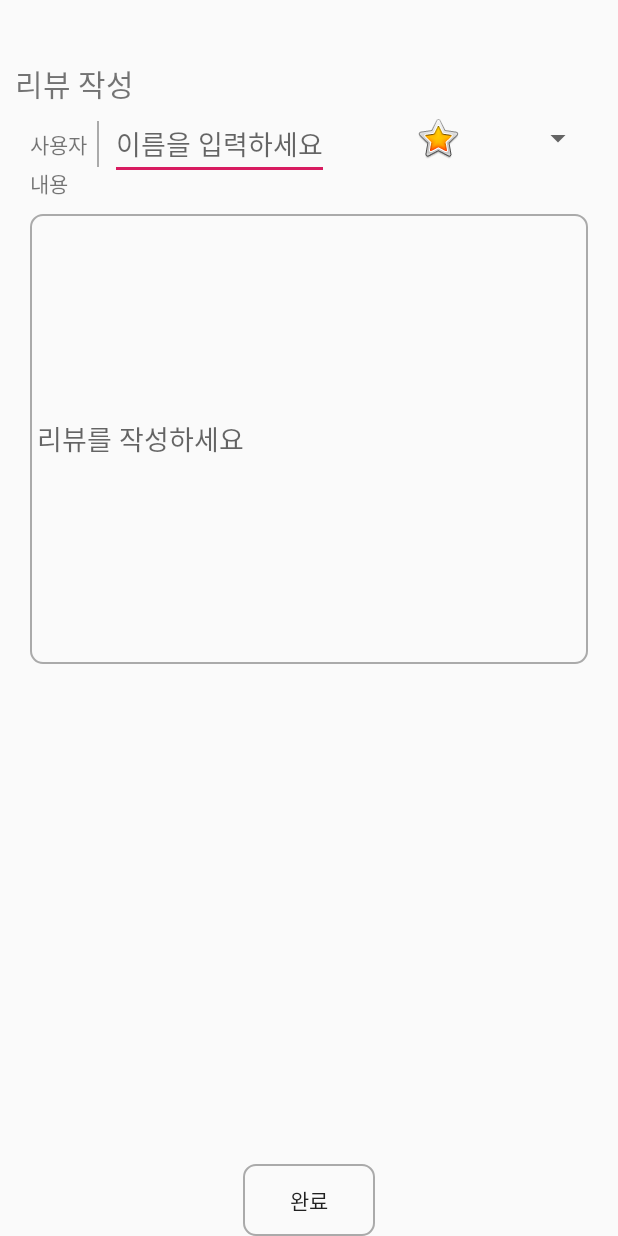
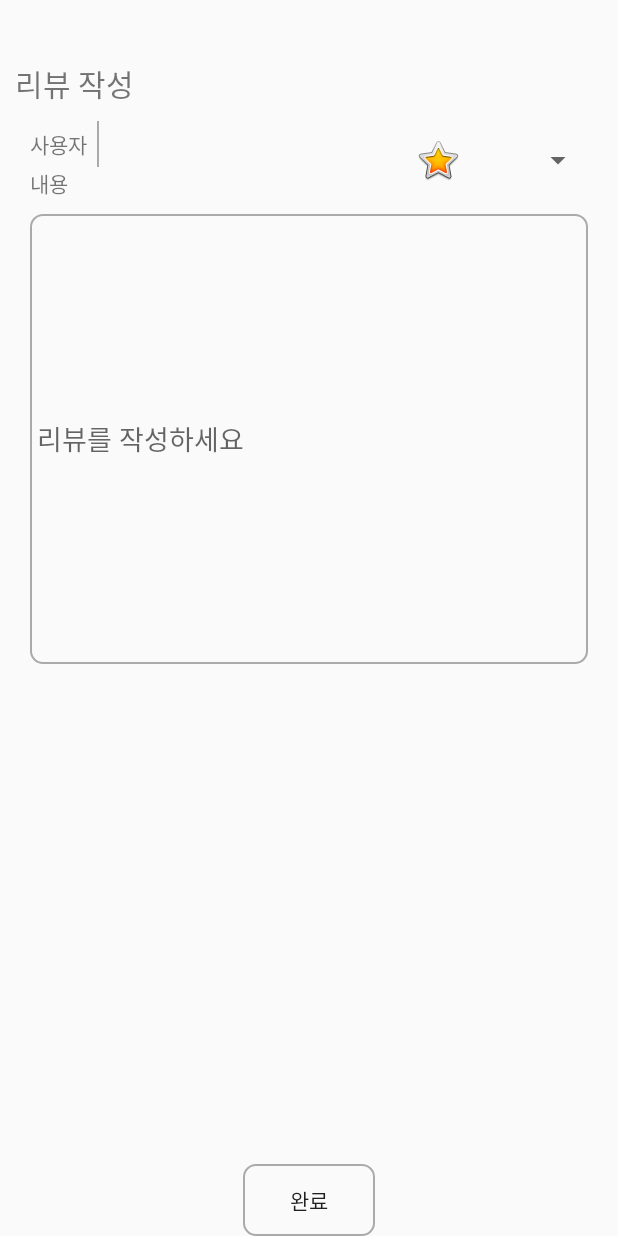
Before and after one commit to mobileappprogrammingproject/team9_project, an Android app: the ReviewActivity screen opened directly, with no data from a screen before it, on a phone screen of 412 x 824 dp. Run offline under Robolectric (Android 15) with nearby library versions, the phone set to English and light mode, and no system bars; our stand-ins replace Firebase (no records; nobody signed in at launch, a user with empty details on screens opened directly).

Commit message:
reviewActivity user name

```diff
--- a/app/src/main/java/edu/skku/shinhyunjee/team9_project/ReviewActivity.java
+++ b/app/src/main/java/edu/skku/shinhyunjee/team9_project/ReviewActivity.java
@@ -32,7 +32,7 @@ import java.util.Map;
 public class ReviewActivity extends AppCompatActivity implements View.OnClickListener {
     SharedPreferences loginPref;
     String name="", content="", score = "";
-    EditText userName, reviewWrite;
+    EditText reviewWrite; TextView userName;
     private DatabaseReference postReference;
     Integer count = null; Double sum = null;
     TextView restaurantName;
@@ -47,7 +47,7 @@ public class ReviewActivity extends AppCompatActivity implements View.OnClickLis
         setContentView(R.layout.activity_review);
         postReference = FirebaseDatabase.getInstance().getReference();
         restaurantName = (TextView)findViewById(R.id.restaurantName);
-        userName = (EditText)findViewById(R.id.userName);
+        userName = (TextView) findViewById(R.id.userName);
         reviewWrite = (EditText)findViewById(R.id.reviewWrite);
         spinner = (Spinner)findViewById(R.id.spinner);
 
@@ -77,6 +77,7 @@ public class ReviewActivity extends AppCompatActivity implements View.OnClickLis
         loginPref = getSharedPreferences("login", Activity.MODE_PRIVATE);
         final String user=loginPref.getString("login", null);
         Log.d("CHECK",user);
+        userName.setText(user);
         Button finish = (Button)findViewById(R.id.Finish);
         finish.setOnClickListener(this);
 
--- a/app/src/main/res/layout-land/activity_review.xml
+++ b/app/src/main/res/layout-land/activity_review.xml
@@ -39,7 +39,7 @@
 
 
 
-    <EditText
+    <TextView
         android:id="@+id/userName"
         android:layout_width="wrap_content"
         android:layout_height="wrap_content"
@@ -47,7 +47,6 @@
         android:layout_marginLeft="5dp"
         android:inputType="textNoSuggestions"
         android:privateImeOptions="defaultInputmode=korean"
-        android:hint="이름을 입력하세요"
         app:layout_constraintBottom_toTopOf="@+id/content"
         app:layout_constraintStart_toEndOf="@id/user"
         app:layout_constraintTop_toBottomOf="@id/reviewWRITE" />
--- a/app/src/main/res/layout/activity_review.xml
+++ b/app/src/main/res/layout/activity_review.xml
@@ -39,7 +39,7 @@
 
 
 
-    <EditText
+    <TextView
         android:id="@+id/userName"
         android:layout_width="wrap_content"
         android:layout_height="wrap_content"
@@ -47,7 +47,6 @@
         android:layout_marginLeft="5dp"
         android:inputType="textNoSuggestions"
         android:privateImeOptions="defaultInputmode=korean"
-        android:hint="이름을 입력하세요"
         app:layout_constraintBottom_toTopOf="@+id/content"
         app:layout_constraintStart_toEndOf="@id/user"
         app:layout_constraintTop_toBottomOf="@id/reviewWRITE" />
```
